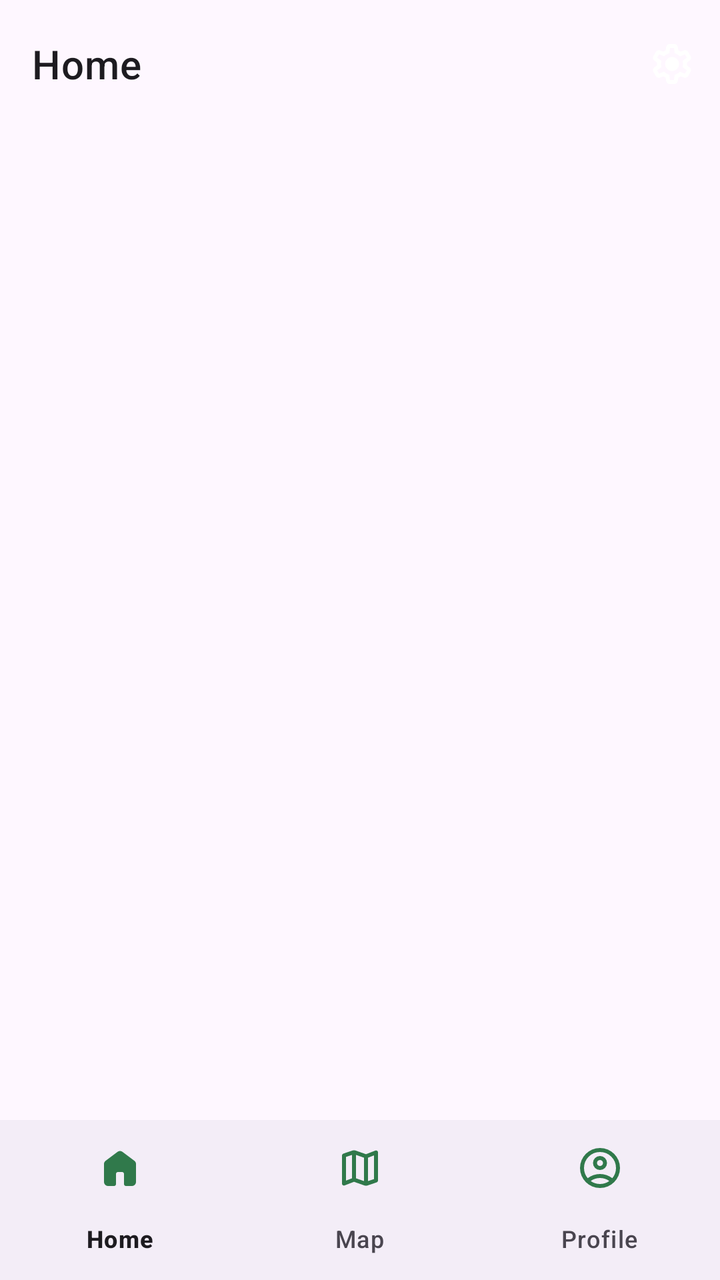
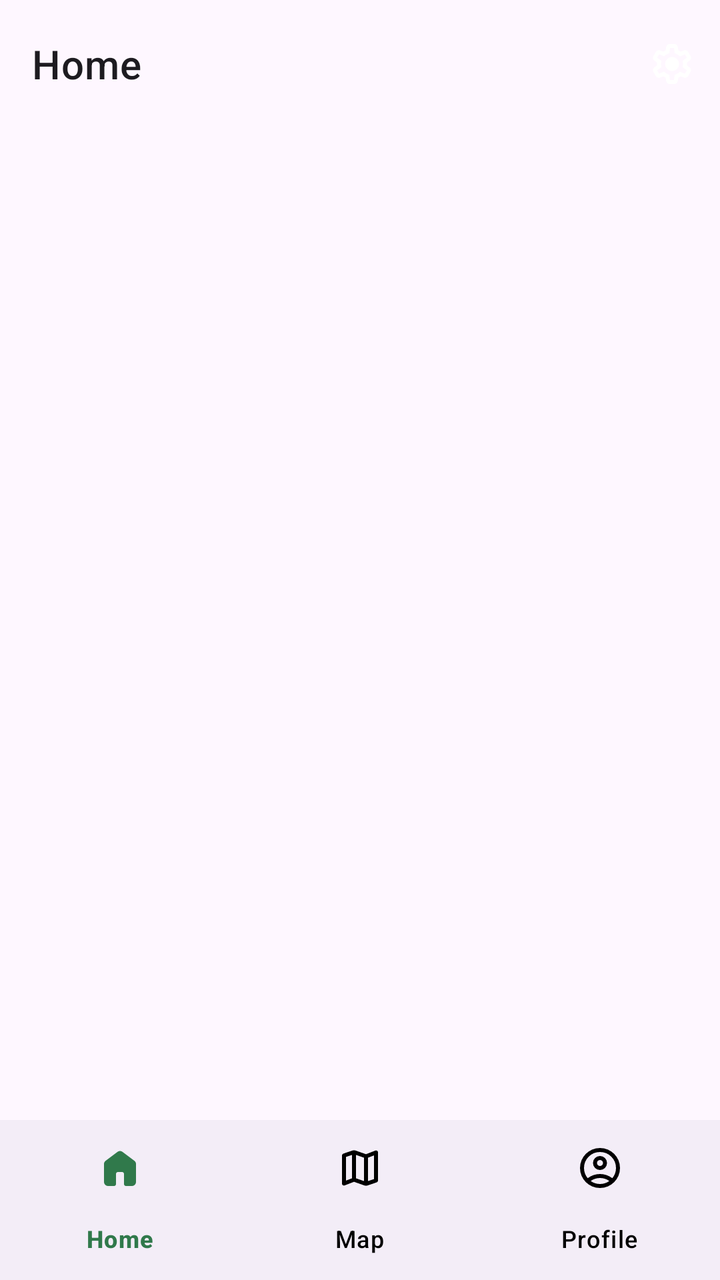

Compare the two renders of this Android layout. The source of the first and the diff that turns it into the second are given below.
<!-- AndroidManifest.xml: application theme Theme.OffTheBeatenPath -->
<!-- res/layout/activity_main.xml -->
<?xml version="1.0" encoding="utf-8"?>
<androidx.constraintlayout.widget.ConstraintLayout xmlns:android="http://schemas.android.com/apk/res/android"
    xmlns:app="http://schemas.android.com/apk/res-auto"
    xmlns:tools="http://schemas.android.com/tools"
    android:id="@+id/main"
    style="@style/Base.Theme.OffTheBeatenPath"
    android:layout_width="match_parent"
    android:layout_height="match_parent"
    tools:context=".MainActivity">

    <com.google.android.material.appbar.AppBarLayout
        android:id="@+id/header"
        android:layout_width="match_parent"
        android:layout_height="wrap_content"
        app:layout_constraintEnd_toEndOf="parent"
        app:layout_constraintStart_toStartOf="parent"
        app:layout_constraintTop_toTopOf="parent"
        android:fitsSystemWindows="true">

        <com.google.android.material.appbar.MaterialToolbar
            android:id="@+id/topAppBar"
            android:layout_width="match_parent"
            android:layout_height="wrap_content"
            android:minHeight="?attr/actionBarSize"
            app:title="@string/home"
            app:menu="@menu/top_bar"
            style="@style/CustomToolbarStyle"
        />

    </com.google.android.material.appbar.AppBarLayout>

<FrameLayout
    android:id="@+id/frameLayout"
    android:layout_width="0dp"
    android:layout_height="0dp"
    app:layout_constraintEnd_toEndOf="parent"
    app:layout_constraintStart_toStartOf="parent"
    app:layout_constraintBottom_toTopOf="@id/footer"
    app:layout_constraintTop_toBottomOf="@id/header">

</FrameLayout>

    <com.google.android.material.bottomnavigation.BottomNavigationView
        android:id="@+id/footer"
        style="@style/banner"
        android:layout_width="match_parent"
        android:layout_height="wrap_content"
        app:itemIconTint="@color/green"
        app:layout_constraintBottom_toBottomOf="parent"
        app:layout_constraintEnd_toEndOf="parent"
        app:layout_constraintStart_toStartOf="parent"
        app:menu="@menu/bottom_nav" />

</androidx.constraintlayout.widget.ConstraintLayout>
<!-- resources referenced by this layout -->
<resources>
  <color name="green">#30794B</color>
  <string name="home">Home</string>
  <style name="Base.Theme.OffTheBeatenPath" parent="Theme.Material3.DayNight.NoActionBar">
          
          
      </style>
  <style name="CustomToolbarStyle" parent="Widget.MaterialComponents.Toolbar">
          <item name="android:textStyle">bold</item>
      </style>
  <style name="banner">
      </style>
  <style name="Theme.OffTheBeatenPath" parent="Base.Theme.OffTheBeatenPath" />
</resources>

<!-- the commit's change to res/layout/activity_main.xml (unified diff, before → after) -->
@@ -23,9 +23,11 @@
             android:layout_height="wrap_content"
             android:minHeight="?attr/actionBarSize"
             app:title="@string/home"
+            app:itemIconTint="@color/bottom_nav_item_selector"
+            app:itemTextColor="@color/bottom_nav_item_selector"
             app:menu="@menu/top_bar"
             style="@style/CustomToolbarStyle"
-        />
+            />
 
     </com.google.android.material.appbar.AppBarLayout>
 
@@ -45,10 +47,11 @@
         style="@style/banner"
         android:layout_width="match_parent"
         android:layout_height="wrap_content"
-        app:itemIconTint="@color/green"
         app:layout_constraintBottom_toBottomOf="parent"
         app:layout_constraintEnd_toEndOf="parent"
         app:layout_constraintStart_toStartOf="parent"
+        app:itemIconTint="@color/bottom_nav_item_selector"
+        app:itemTextColor="@color/bottom_nav_item_selector"
         app:menu="@menu/bottom_nav" />
 
 </androidx.constraintlayout.widget.ConstraintLayout>
<!-- resource entries referenced after the edit -->
@@ -1,6 +1,5 @@
 <!-- resources referenced by this layout -->
 <resources>
-  <color name="green">#30794B</color>
   <string name="home">Home</string>
   <style name="Base.Theme.OffTheBeatenPath" parent="Theme.Material3.DayNight.NoActionBar">
           
